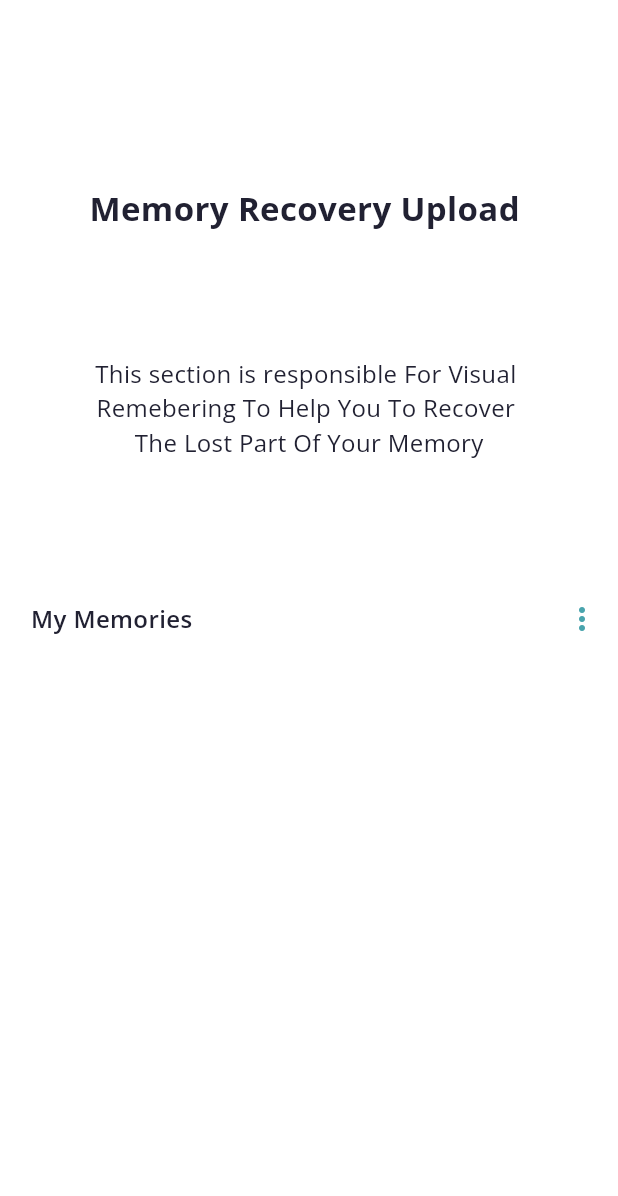
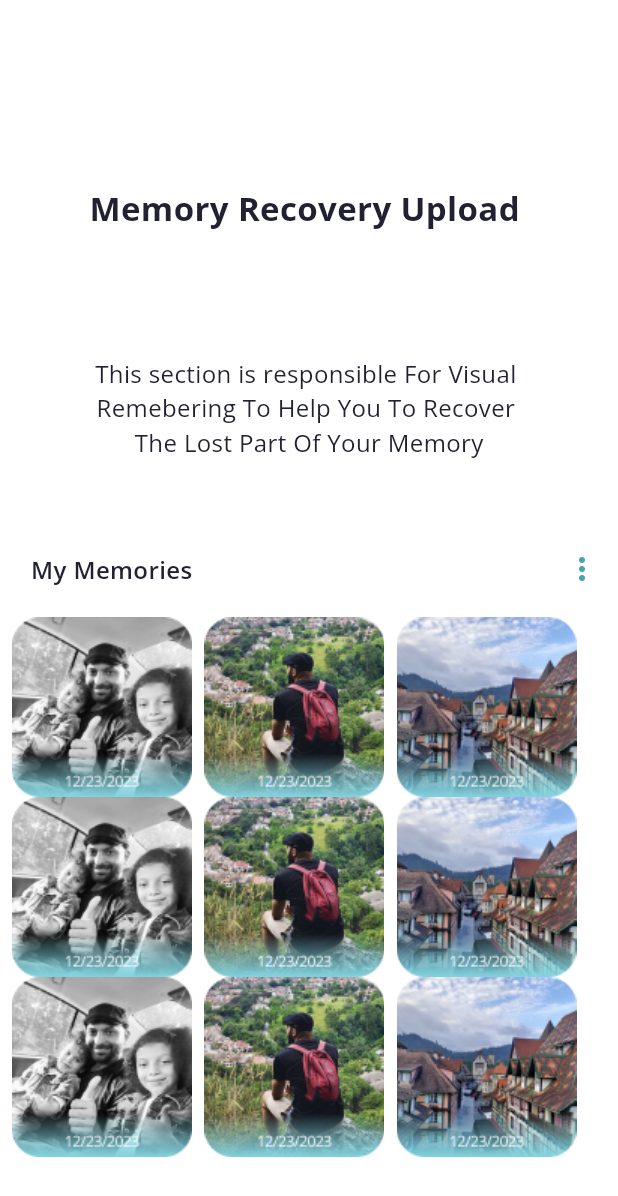
Before and after one commit to Mohamed-lalah/rafik, a Flutter app: the screen it shows after launch, on a phone screen of 412 x 824 dp. Shown: the top 1196 px of the screen. Run offline on Flutter 3.47's test engine with Material 3 defaults, Android fonts, the phone set to English and light mode, and no system bars; our stand-ins replace google_fonts.

Commit message:
Memory Screen design finished

```diff
--- a/lib/ui/screens/memory_screen.dart
+++ b/lib/ui/screens/memory_screen.dart
@@ -3,6 +3,7 @@ import 'package:flutter/material.dart';
 
 import '../utlities/app_colors.dart';
 import '../utlities/app_theme.dart';
+import '../widgets/memories_widget.dart';
 
 class MemoryScreen extends StatelessWidget {
   const MemoryScreen({super.key});
@@ -14,7 +15,8 @@ class MemoryScreen extends StatelessWidget {
     return Scaffold(
       backgroundColor: AppColors.white,
       body:
-      Column(
+      SingleChildScrollView(
+        child: Column(
           mainAxisAlignment: MainAxisAlignment.start,
           crossAxisAlignment: CrossAxisAlignment.stretch,
           children: [
@@ -39,7 +41,7 @@ class MemoryScreen extends StatelessWidget {
                    style: AppTheme.memory_Sub_TitleStyle),
              ],
            ),
-          SizedBox(height: height*0.1,),
+            SizedBox(height: height*0.06,),
             Row(
               children: [
                 Padding(
@@ -54,10 +56,47 @@ class MemoryScreen extends StatelessWidget {
                     // Handle button press
                   },
                 )
+              ],
+            ),
+            Padding(
+              padding: const EdgeInsets.all(8.0),
+              child: SingleChildScrollView(
+                child: Column(
+                  children: [
+                    Row(
+                      children: [
+                        Memories(path:"assets/images/photo1(1x).png" ,),
+                        SizedBox(width: width*0.02,),
+                        Memories(path:"assets/images/photo2(1X).png" ,),
+                        SizedBox(width: width* 0.02,),
+                        Memories(path:"assets/images/photo3 (1X).png" ,)
+                      ],
+                    ),
+                    Row(
+                      children: [
+                        Memories(path:"assets/images/photo1(1x).png" ,),
+                        SizedBox(width: width*0.02,),
+                        Memories(path:"assets/images/photo2(1X).png" ,),
+                        SizedBox(width: width* 0.02,),
+                        Memories(path:"assets/images/photo3 (1X).png" ,)
+                      ],
+                    ),
+                    Row(
+                      children: [
+                        Memories(path:"assets/images/photo1(1x).png" ,),
+                        SizedBox(width: width*0.02,),
+                        Memories(path:"assets/images/photo2(1X).png" ,),
+                        SizedBox(width: width* 0.02,),
+                        Memories(path:"assets/images/photo3 (1X).png" ,)
+                      ],
+                    ),
 
                   ],
+                ),
+              ),
             )
           ],
+        ),
       )
 
 
--- /dev/null
+++ b/lib/ui/widgets/memories_widget.dart
@@ -0,0 +1,19 @@
+import 'package:flutter/cupertino.dart';
+
+class Memories extends StatelessWidget {
+
+  late String path;
+
+
+  Memories({required this.path});
+
+  @override
+  Widget build(BuildContext context) {
+   return ClipRRect(
+     borderRadius: BorderRadius.circular(12),
+     clipBehavior: Clip.hardEdge,
+     child: Image.asset(path),
+   );
+
+  }
+}
```
Also changed, not shown: assets/images/2X/photo1(2x).png (added), assets/images/2X/photo2(2x).png (added), assets/images/2X/photo3 (2X).png (added), assets/images/3X/photo1(3x).png (added), assets/images/3X/photo2(3x).png (added), assets/images/3X/photo3 (3x).png (added), assets/images/photo1(1x).png (added), assets/images/photo2(1X).png (added), assets/images/photo3 (1X).png (added), 1 other file. Lines whose indentation alone changed are shown as unchanged.
